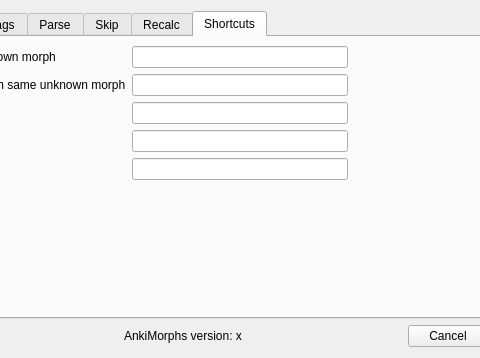
Above: ankimorphs/ui/settings_dialog.ui from mortii/anki-morphs before the change; both pictures show x 208 to 688 and y 0 to 358 of the 793 by 358 pixel window. Below: the same form after it.
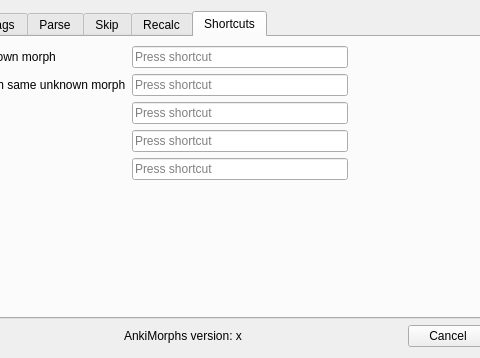
That is the form after the change. The open tabs and pages were chosen to show the change.

Commit message: replaced QLineEdit with QKeySequence for shortcuts

Patch:
```diff
--- a/ankimorphs/ui/settings_dialog.ui
+++ b/ankimorphs/ui/settings_dialog.ui
@@ -586,19 +586,19 @@
            <item>
             <layout class="QVBoxLayout" name="verticalLayout_15">
              <item>
-              <widget class="QLineEdit" name="shortcut_browse_same_ripe_input"/>
+              <widget class="QKeySequenceEdit" name="shortcut_browse_same_ripe_input"/>
              </item>
              <item>
-              <widget class="QLineEdit" name="shortcut_browse_same_ripe_budding_input"/>
+              <widget class="QKeySequenceEdit" name="shortcut_browse_same_ripe_budding_input"/>
              </item>
              <item>
-              <widget class="QLineEdit" name="shortcut_known_and_skip_input"/>
+              <widget class="QKeySequenceEdit" name="shortcut_known_and_skip_input"/>
              </item>
              <item>
-              <widget class="QLineEdit" name="shortcut_learn_now_input"/>
+              <widget class="QKeySequenceEdit" name="shortcut_learn_now_input"/>
              </item>
              <item>
-              <widget class="QLineEdit" name="shortcut_view_morphs_input"/>
+              <widget class="QKeySequenceEdit" name="shortcut_view_morphs_input"/>
              </item>
             </layout>
            </item>
```
Left out of the diff: 2 changed lines with no effect on the pictures. The commit also changes 2 other files.
